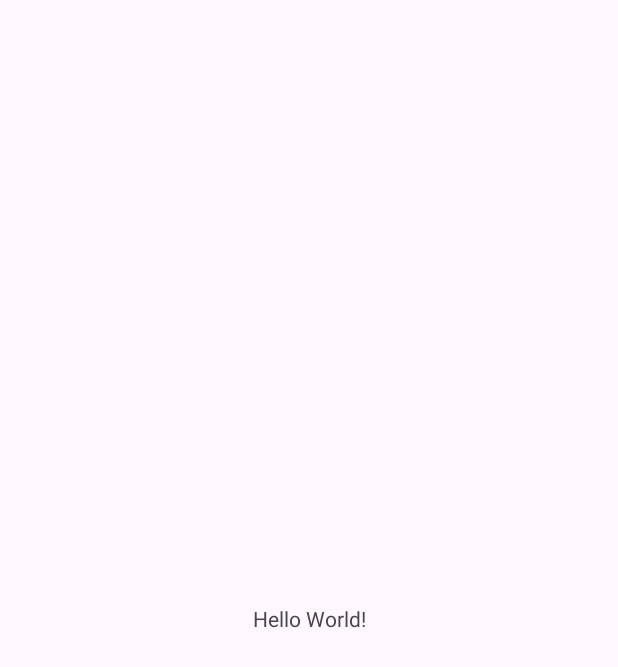
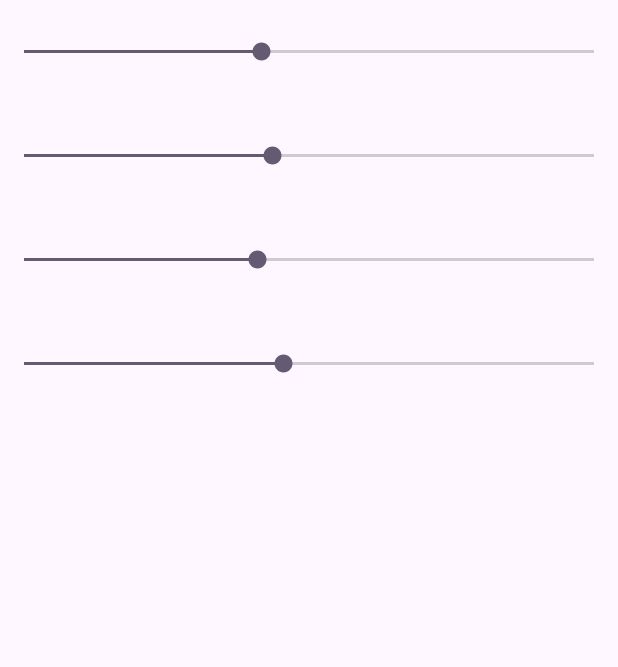
Before and after one commit to SWD-project/HorseBettingGame, an Android app: the screen it shows after launch (LoginActivity before the commit, GameActivity after it), on a phone screen of 412 x 824 dp. Before the commit the part shown is almost empty. Shown: the top 667 px of the screen. Run offline under Robolectric (Android 15) with nearby library versions, the phone set to English and light mode, and no system bars.

Commit message:
first iteration of the game mechanic

```diff
--- a/app/src/main/AndroidManifest.xml
+++ b/app/src/main/AndroidManifest.xml
@@ -17,18 +17,18 @@
             android:exported="false" />
         <activity
             android:name=".GameActivity"
-            android:exported="false" />
+            android:exported="true" ><intent-filter>
+            <action android:name="android.intent.action.MAIN" />
+
+            <category android:name="android.intent.category.LAUNCHER" />
+        </intent-filter></activity>
         <activity
             android:name=".RegisterActivity"
             android:exported="false" />
         <activity
             android:name=".LoginActivity"
             android:exported="true">
-            <intent-filter>
-                <action android:name="android.intent.action.MAIN" />
 
-                <category android:name="android.intent.category.LAUNCHER" />
-            </intent-filter>
         </activity>
     </application>
 
--- a/app/src/main/java/com/example/horsebetting/GameActivity.java
+++ b/app/src/main/java/com/example/horsebetting/GameActivity.java
@@ -2,13 +2,104 @@ package com.example.horsebetting;
 
 import androidx.appcompat.app.AppCompatActivity;
 
+import android.annotation.SuppressLint;
 import android.os.Bundle;
+import android.os.Handler;
+import android.widget.Button;
+import android.widget.SeekBar;
+
+import java.util.Random;
+import java.util.concurrent.atomic.AtomicInteger;
 
 public class GameActivity extends AppCompatActivity {
+    Button raceButton;
+    SeekBar horse1;
+    SeekBar horse2;
+    SeekBar horse3;
+    SeekBar horse4;
+    AtomicInteger horse1Progress = new AtomicInteger();
+    AtomicInteger horse2Progress = new AtomicInteger();
+    AtomicInteger horse3Progress = new AtomicInteger();
+    AtomicInteger horse4Progress = new AtomicInteger();
+    Handler raceHandler = new Handler();
+
+    Random random = new Random();
+
 
     @Override
     protected void onCreate(Bundle savedInstanceState) {
         super.onCreate(savedInstanceState);
         setContentView(R.layout.activity_game);
+
+
+        bind();
+        startGame();
+
+    }
+
+    private void runGame(AtomicInteger horse1Progress, AtomicInteger horse2Progress, AtomicInteger horse3Progress, AtomicInteger horse4Progress) {
+        for (int i = 0; i < 4; i++) {
+            Random random = new Random();
+            switch (i) {
+                case 0:
+                    horse1Progress.getAndAdd(random.nextInt(100));
+                    break;
+                case 1:
+                    horse2Progress.getAndAdd(random.nextInt(100));
+                    break;
+                case 2:
+                    horse3Progress.getAndAdd(random.nextInt(100));
+                    break;
+                case 3:
+                    horse4Progress.getAndAdd(random.nextInt(100));
+                    break;
+            }
+        }
+
+        horse1.setProgress(horse1Progress.get());
+        horse2.setProgress(horse2Progress.get());
+        horse3.setProgress(horse3Progress.get());
+        horse4.setProgress(horse4Progress.get());
+    }
+
+    private void bind() {
+        horse1 = findViewById(R.id.seekBarHorse1);
+        horse2 = findViewById(R.id.seekBarHorse2);
+        horse3 = findViewById(R.id.seekBarHorse3);
+        horse4 = findViewById(R.id.seekBarHorse4);
+    }
+
+    private void startGame() {
+        raceHandler.postDelayed(() -> {
+            int horse1Progress = horse1.getProgress();
+            int horse2Progress = horse2.getProgress();
+            int horse3Progress = horse3.getProgress();
+            int horse4Progress = horse4.getProgress();
+
+            int change1 = random.nextInt(10);
+            int change2 = random.nextInt(10);
+            int change3 = random.nextInt(10);
+            int change4 = random.nextInt(10);
+
+            horse1.setProgress(horse1Progress + change1);
+            horse2.setProgress(horse2Progress + change2);
+            horse3.setProgress(horse3Progress + change3);
+            horse4.setProgress(horse4Progress + change4);
+
+            if (horse1Progress == 100) {
+                raceHandler.removeCallbacksAndMessages(null);
+            }
+            if (horse2Progress == 100) {
+                raceHandler.removeCallbacksAndMessages(null);
+            }
+            if (horse3Progress == 100) {
+                raceHandler.removeCallbacksAndMessages(null);
+            }
+            if (horse4Progress == 100) {
+                raceHandler.removeCallbacksAndMessages(null);
+            }
+            startGame();
+
+        }, 100);
     }
 }
--- a/app/src/main/res/layout/activity_game.xml
+++ b/app/src/main/res/layout/activity_game.xml
@@ -6,4 +6,68 @@
     android:layout_height="match_parent"
     tools:context=".GameActivity">
 
+    <LinearLayout
+        android:layout_width="match_parent"
+        android:layout_height="277dp"
+        android:orientation="vertical"
+        app:layout_constraintEnd_toEndOf="parent"
+        app:layout_constraintStart_toStartOf="parent"
+        app:layout_constraintTop_toTopOf="parent">
+
+        <LinearLayout
+            android:layout_width="match_parent"
+            android:layout_height="wrap_content"
+            android:layout_weight="1"
+            android:orientation="horizontal">
+
+            <SeekBar
+                android:id="@+id/seekBarHorse1"
+                android:layout_width="wrap_content"
+                android:layout_height="match_parent"
+                android:layout_weight="1"
+                android:max="1000" />
+        </LinearLayout>
+
+        <LinearLayout
+            android:layout_width="match_parent"
+            android:layout_height="wrap_content"
+            android:layout_weight="1"
+            android:orientation="horizontal">
+
+            <SeekBar
+                android:id="@+id/seekBarHorse2"
+                android:layout_width="wrap_content"
+                android:layout_height="match_parent"
+                android:layout_weight="1"
+                android:max="1000" />
+        </LinearLayout>
+
+        <LinearLayout
+            android:layout_width="match_parent"
+            android:layout_height="wrap_content"
+            android:layout_weight="1"
+            android:orientation="horizontal">
+
+            <SeekBar
+                android:id="@+id/seekBarHorse3"
+                android:layout_width="wrap_content"
+                android:layout_height="match_parent"
+                android:layout_weight="1"
+                android:max="1000" />
+        </LinearLayout>
+
+        <LinearLayout
+            android:layout_width="match_parent"
+            android:layout_height="wrap_content"
+            android:layout_weight="1"
+            android:orientation="horizontal">
+
+            <SeekBar
+                android:id="@+id/seekBarHorse4"
+                android:layout_width="wrap_content"
+                android:layout_height="match_parent"
+                android:layout_weight="1"
+                android:max="1000" />
+        </LinearLayout>
+    </LinearLayout>
 </androidx.constraintlayout.widget.ConstraintLayout>
```
